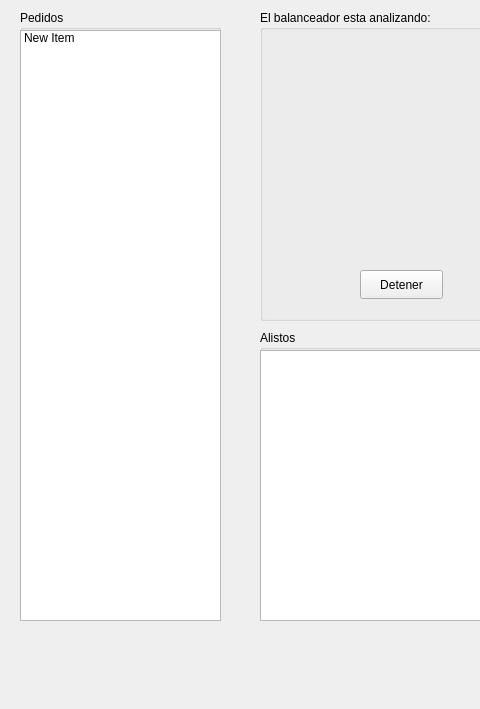
Josue-Echeverria/ProyectoED1, file mainwindow.ui: the form before one commit; both pictures show x 0 to 480 and y 0 to 709 of the 1118 by 709 pixel window.
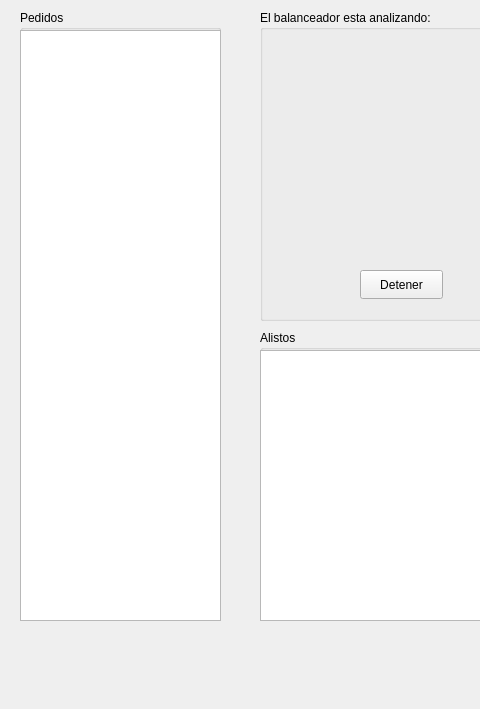
The form after the commit.

Diff of the .ui file:
```diff
--- a/mainwindow.ui
+++ b/mainwindow.ui
@@ -191,14 +191,6 @@
        <height>16777215</height>
       </size>
      </property>
-     <item>
-      <property name="text">
-       <string>New Item</string>
-      </property>
-      <property name="flags">
-       <set>ItemIsSelectable|ItemIsEditable|ItemIsDragEnabled|ItemIsUserCheckable|ItemIsEnabled</set>
-      </property>
-     </item>
     </widget>
    </widget>
    <widget class="QGroupBox" name="groupBox_colaAlistados">
```
